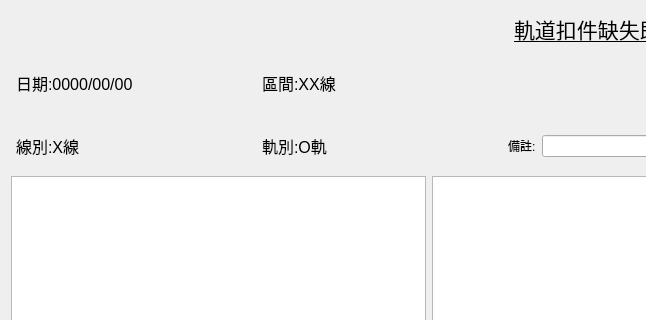
Old version of the form UIv1.ui in the repository astlive/qt_ui; both pictures show x 0 to 646 and y 0 to 320 of the 1280 by 740 pixel window.
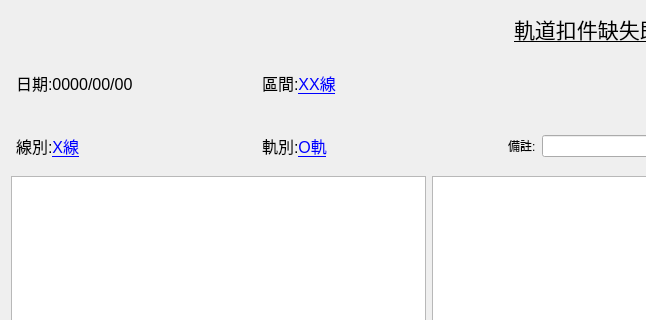
New version of the form.

Commit message: area dialog

Patch:
```diff
--- a/UIv1.ui
+++ b/UIv1.ui
@@ -61,7 +61,7 @@
           </size>
          </property>
          <property name="text">
-          <string>&lt;html&gt;&lt;head/&gt;&lt;body&gt;&lt;p align=&quot;justify&quot;&gt;&lt;span style=&quot; font-size:12pt;&quot;&gt;軌別:O軌&lt;/span&gt;&lt;/p&gt;&lt;/body&gt;&lt;/html&gt;</string>
+          <string>&lt;html&gt;&lt;head/&gt;&lt;body&gt;&lt;p align=&quot;justify&quot;&gt;&lt;span style=&quot; font-size:12pt;&quot;&gt;軌別:&lt;/span&gt;&lt;span style=&quot; font-size:12pt; text-decoration: underline; color:#0000ff;&quot;&gt;O軌&lt;/span&gt;&lt;/p&gt;&lt;/body&gt;&lt;/html&gt;</string>
          </property>
         </widget>
        </item>
@@ -125,7 +125,7 @@
           </size>
          </property>
          <property name="text">
-          <string>&lt;html&gt;&lt;head/&gt;&lt;body&gt;&lt;p align=&quot;justify&quot;&gt;&lt;span style=&quot; font-size:12pt;&quot;&gt;區間:XX線&lt;/span&gt;&lt;/p&gt;&lt;/body&gt;&lt;/html&gt;</string>
+          <string>&lt;html&gt;&lt;head/&gt;&lt;body&gt;&lt;p align=&quot;justify&quot;&gt;&lt;span style=&quot; font-size:12pt;&quot;&gt;區間:&lt;/span&gt;&lt;span style=&quot; font-size:12pt; text-decoration: underline; color:#0000ff;&quot;&gt;XX線&lt;/span&gt;&lt;/p&gt;&lt;/body&gt;&lt;/html&gt;</string>
          </property>
         </widget>
        </item>
@@ -138,7 +138,7 @@
           </size>
          </property>
          <property name="text">
-          <string>&lt;html&gt;&lt;head/&gt;&lt;body&gt;&lt;p align=&quot;justify&quot;&gt;&lt;span style=&quot; font-size:12pt;&quot;&gt;線別:X線&lt;/span&gt;&lt;/p&gt;&lt;/body&gt;&lt;/html&gt;</string>
+          <string>&lt;html&gt;&lt;head/&gt;&lt;body&gt;&lt;p align=&quot;justify&quot;&gt;&lt;span style=&quot; font-size:12pt;&quot;&gt;線別:&lt;/span&gt;&lt;span style=&quot; font-size:12pt; text-decoration: underline; color:#0000ff;&quot;&gt;X線&lt;/span&gt;&lt;/p&gt;&lt;/body&gt;&lt;/html&gt;</string>
          </property>
         </widget>
        </item>
```
The commit also changes 3 other files.
